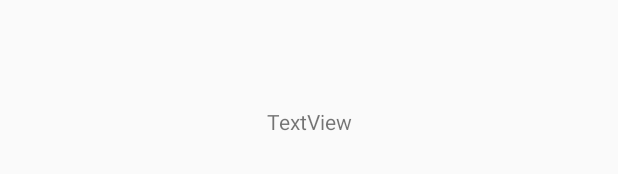
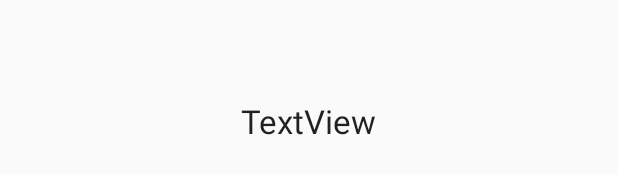
Before and after one commit to gbielanski/FinalProject, an Android app: the layout activity_joke.xml on its own in the app's theme, with its tools: preview values and no code run, on a phone screen of 412 x 824 dp. Shown: the part 497-671 px from the top of the screen. Run offline under Robolectric (Android 15) with nearby library versions, the phone set to English and light mode, and no system bars.

```diff
--- a/app/src/main/res/values/strings.xml
+++ b/app/src/main/res/values/strings.xml
@@ -3,5 +3,4 @@
     <string name="instructions">Press the button for a delicious joke!</string>
     <string name="button_text">Tell Joke</string>
     <string name="action_settings">Settings</string>
-    <string name="banner_ad_unit_id">ca-app-pub-3940256099942544/6300978111</string>
 </resources>
--- a/myapplicationlibrary/src/main/res/layout/activity_joke.xml
+++ b/myapplicationlibrary/src/main/res/layout/activity_joke.xml
@@ -10,15 +10,16 @@
         android:id="@+id/textViewJoke"
         android:layout_width="wrap_content"
         android:layout_height="wrap_content"
-        android:layout_marginBottom="8dp"
-        android:layout_marginEnd="8dp"
-        android:layout_marginLeft="8dp"
-        android:layout_marginRight="8dp"
-        android:layout_marginStart="8dp"
-        android:layout_marginTop="8dp"
+        android:paddingBottom="8dp"
+        android:paddingEnd="8dp"
+        android:paddingLeft="8dp"
+        android:paddingRight="8dp"
+        android:paddingStart="8dp"
+        android:paddingTop="8dp"
         tools:text="TextView"
         app:layout_constraintBottom_toBottomOf="parent"
         app:layout_constraintEnd_toEndOf="parent"
         app:layout_constraintStart_toStartOf="parent"
-        app:layout_constraintTop_toTopOf="parent" />
+        app:layout_constraintTop_toTopOf="parent"
+        android:textAppearance="@style/Base.TextAppearance.AppCompat.Large"/>
 </android.support.constraint.ConstraintLayout>
```
Also changed, not shown: jokelib/src/main/java/com/joke/jokelib/MyJokeClass.java (+16 -1 lines), 100 other files.
